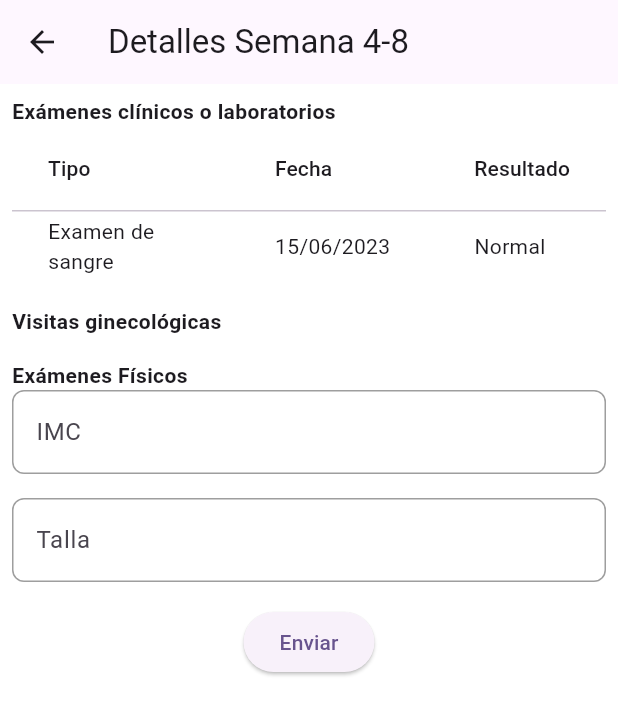
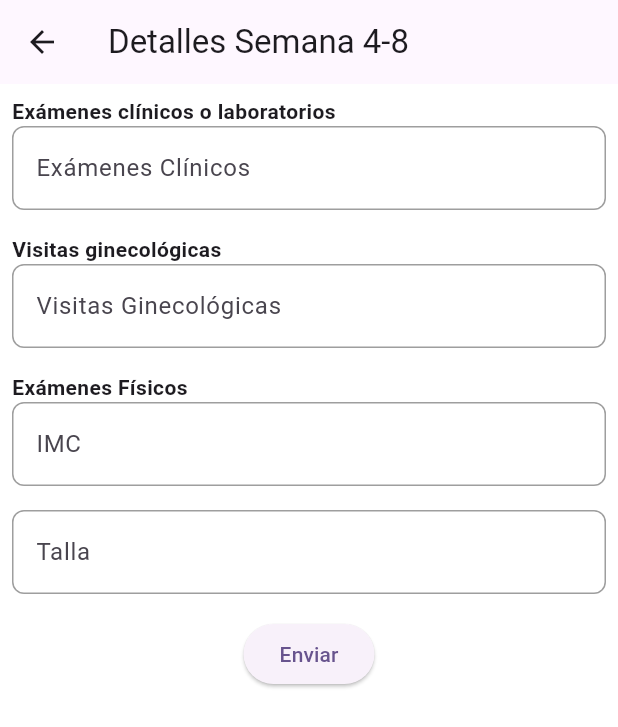
Before and after one commit to frojas298/control_prenatal, a Flutter app: the PrenatalCarePage screen opened by its route, after a tap on an icon or button, on a phone screen of 412 x 824 dp. Shown: the top 727 px of the screen. Run offline on Flutter 3.47's test engine with Material 3 defaults, Android fonts, the light colour scheme and no system bars; our stand-ins replace carousel_slider, sqflite; accounts and stored records are empty.

Commit message:
Data base implemented

```diff
--- a/lib/main.dart
+++ b/lib/main.dart
@@ -14,7 +14,7 @@ class MyApp extends StatelessWidget {
   @override
   Widget build(BuildContext context) {
     return MaterialApp(
-      title: 'Flutter Demo',
+      title: 'Control Prenatal App',
       theme: ThemeData(
         colorScheme: ColorScheme.fromSeed(seedColor: Colors.deepPurple),
         useMaterial3: true,
--- a/lib/prenatal_care_page.dart
+++ b/lib/prenatal_care_page.dart
@@ -1,4 +1,5 @@
 import 'package:flutter/material.dart';
+import 'database_helper.dart';
 
 class PrenatalCarePage extends StatelessWidget {
   const PrenatalCarePage({super.key});
@@ -8,12 +9,6 @@ class PrenatalCarePage extends StatelessWidget {
     return Scaffold(
       appBar: AppBar(
         title: const Text('Control Prenatal'),
-        leading: IconButton(
-          icon: const Icon(Icons.arrow_back),
-          onPressed: () {
-            Navigator.pop(context);
-          },
-        ),
       ),
       body: ListView(
         padding: const EdgeInsets.all(8.0),
@@ -65,8 +60,11 @@ class PrenatalCareDetailsPage extends StatefulWidget {
 
 class _PrenatalCareDetailsPageState extends State<PrenatalCareDetailsPage> {
   final _formKey = GlobalKey<FormState>();
-  String? _imc;
-  String? _talla;
+  final dbHelper = DatabaseHelper();
+  String? _examenesClinicos;
+  String? _visitasGinecologicas;
+  double? _imc;
+  double? _talla;
 
   @override
   Widget build(BuildContext context) {
@@ -81,7 +79,7 @@ class _PrenatalCareDetailsPageState extends State<PrenatalCareDetailsPage> {
         ),
       ),
       body: Container(
-        color: Colors.white, // Asegura el fondo blanco
+        color: Colors.white,
         child: Padding(
           padding: const EdgeInsets.all(8.0),
           child: Form(
@@ -92,23 +90,41 @@ class _PrenatalCareDetailsPageState extends State<PrenatalCareDetailsPage> {
                   'Exámenes clínicos o laboratorios',
                   style: TextStyle(fontWeight: FontWeight.bold),
                 ),
-                DataTable(columns: const [
-                  DataColumn(label: Text('Tipo')),
-                  DataColumn(label: Text('Fecha')),
-                  DataColumn(label: Text('Resultado')),
-                ], rows: const [
-                  DataRow(cells: [
-                    DataCell(Text('Examen de sangre')),
-                    DataCell(Text('15/06/2023')),
-                    DataCell(Text('Normal')),
-                  ]),
-                ]),
+                TextFormField(
+                  decoration: InputDecoration(
+                    labelText: 'Exámenes Clínicos',
+                    border: OutlineInputBorder(
+                      borderRadius: BorderRadius.circular(8.0),
+                    ),
+                    enabledBorder: OutlineInputBorder(
+                      borderRadius: BorderRadius.circular(8.0),
+                      borderSide: BorderSide(
+                        color: Colors.grey,
+                      ),
+                    ),
+                  ),
+                  onSaved: (value) => _examenesClinicos = value,
+                ),
                 const SizedBox(height: 16.0),
                 const Text(
                   'Visitas ginecológicas',
                   style: TextStyle(fontWeight: FontWeight.bold),
                 ),
-                // Añadir más detalles de visitas ginecológicas
+                TextFormField(
+                  decoration: InputDecoration(
+                    labelText: 'Visitas Ginecológicas',
+                    border: OutlineInputBorder(
+                      borderRadius: BorderRadius.circular(8.0),
+                    ),
+                    enabledBorder: OutlineInputBorder(
+                      borderRadius: BorderRadius.circular(8.0),
+                      borderSide: BorderSide(
+                        color: Colors.grey,
+                      ),
+                    ),
+                  ),
+                  onSaved: (value) => _visitasGinecologicas = value,
+                ),
                 const SizedBox(height: 16.0),
                 const Text(
                   'Exámenes Físicos',
@@ -138,7 +154,7 @@ class _PrenatalCareDetailsPageState extends State<PrenatalCareDetailsPage> {
                     }
                     return null;
                   },
-                  onSaved: (value) => _imc = value,
+                  onSaved: (value) => _imc = double.tryParse(value!),
                 ),
                 const SizedBox(height: 16.0),
                 TextFormField(
@@ -165,7 +181,7 @@ class _PrenatalCareDetailsPageState extends State<PrenatalCareDetailsPage> {
                     }
                     return null;
                   },
-                  onSaved: (value) => _talla = value,
+                  onSaved: (value) => _talla = double.tryParse(value!),
                 ),
                 const SizedBox(height: 16.0),
                 Center(
@@ -173,6 +189,14 @@ class _PrenatalCareDetailsPageState extends State<PrenatalCareDetailsPage> {
                     onPressed: () {
                       if (_formKey.currentState!.validate()) {
                         _formKey.currentState!.save();
+                        dbHelper.insertControlPrenatal({
+                          'ID_Usuario': 1, // ID de ejemplo, debes obtener el ID real del usuario
+                          'Semana': int.parse(widget.weekRange.split('-')[0]),
+                          'Examenes_Clinicos': _examenesClinicos,
+                          'Visitas_Ginecologicas': _visitasGinecologicas,
+                          'IMC': _imc,
+                          'Talla': _talla
+                        });
                         showDialog(
                           context: context,
                           builder: (context) {
```
Also changed, not shown: lib/database_helper.dart (added, +136 -0 lines), lib/home_page.dart (+54 -37 lines), lib/registration_form_page.dart (+29 -1 lines), lib/vistas/control_prenatal.dart (deleted), lib/vistas/control_semanal.dart (deleted), lib/vistas/cuenta.dart (deleted), lib/vistas/hospitales.dart (deleted), lib/vistas/inicio.dart (deleted).
